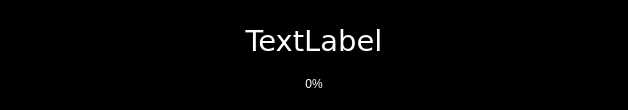
Qt form osd.ui (cmusik/qtosd) before a commit.
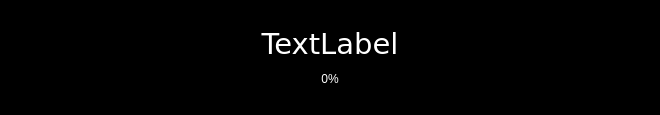
The same form after that commit.

What changed in the file:
```diff
--- a/osd.ui
+++ b/osd.ui
@@ -5,8 +5,8 @@
    <rect>
     <x>0</x>
     <y>0</y>
-    <width>628</width>
-    <height>110</height>
+    <width>660</width>
+    <height>115</height>
    </rect>
   </property>
   <property name="palette" >
@@ -78,7 +78,7 @@
   </property>
   <layout class="QVBoxLayout" name="verticalLayout" >
    <property name="margin" >
-    <number>15</number>
+    <number>25</number>
    </property>
    <item>
     <widget class="QLabel" name="label" >
```
